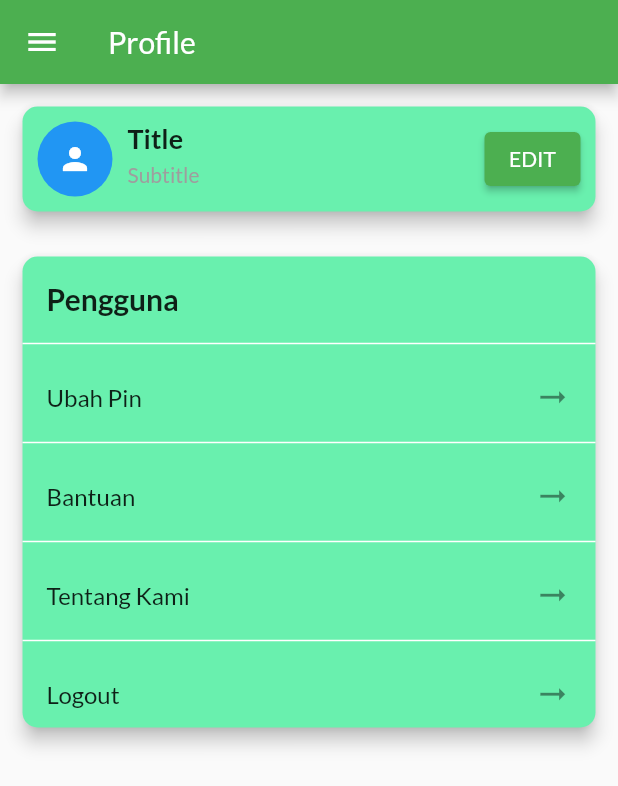
After one commit to IrvanWijayaSardam/CashFlow-App, a Flutter app: the ProfileScreen screen opened by its route, on a phone screen of 412 x 824 dp. The commit adds this screen. Shown: the top 786 px of the screen. Run offline on Flutter 3.47's test engine with Material 2 defaults, Android fonts, the phone set to English and light mode, and no system bars.

Commit message:
Profile Layout

```diff
--- a/lib/main.dart
+++ b/lib/main.dart
@@ -5,6 +5,7 @@ import './screens/auth_screen.dart';
 import './screens/user_transaction_screen.dart';
 import './screens/home_screen.dart';
 import './screens/edit_transaction_screen.dart';
+import './screens/profile_screen.dart';
 
 
 import './providers/auth.dart';
@@ -40,6 +41,7 @@ class MyApp extends StatelessWidget {
             HomeScreen.routeName: (ctx) => HomeScreen(),
             UserTransactionsScreen.routeName : (ctx) => UserTransactionsScreen(),
             EditTransactionScreen.routeName : (ctx) => EditTransactionScreen(),
+            ProfileScreen.routeName : (ctx) => ProfileScreen(),
           },
         ),
       ),
--- a/lib/screens/edit_transaction_screen.dart
+++ b/lib/screens/edit_transaction_screen.dart
@@ -82,8 +82,31 @@ class _EditTransactionScreenState extends State<EditTransactionScreen> {
       _isLoading = true;
     });
     if (_editedTrx.id != null) {
+      try {
         await Provider.of<Transactions>(context, listen: false)
             .updateTransaction(_editedTrx.id, _editedTrx);
+      } catch (error) {
+        await showDialog<Null>(
+          context: context,
+          builder: (ctx) => AlertDialog(
+            title: Text('An error occured!'),
+            content: Text('Oops, Terjadi Kesalahan Silahkan Periksa Lagi !'),
+            actions: <Widget>[
+              ElevatedButton(
+                child: Text('Okay'),
+                onPressed: () {
+                  Navigator.of(ctx).pop();
+                },
+              )
+            ],
+          ),
+        );
+      } finally {
+        setState(() {
+          _isLoading = false;
+        });
+        Navigator.of(context).pop();
+      }
     } else {
       try {
         print('Masuk Create');
@@ -115,10 +138,6 @@ class _EditTransactionScreenState extends State<EditTransactionScreen> {
         Navigator.of(context).pop();
       }
     }
-    setState(() {
-      _isLoading = false;
-      Navigator.of(context).pop();
-    });
   }
 
   @override
--- /dev/null
+++ b/lib/screens/profile_screen.dart
@@ -0,0 +1,173 @@
+import 'package:flutter/material.dart';
+import 'package:provider/provider.dart';
+
+import '../providers/auth.dart';
+
+import '../widgets/app_drawer.dart';
+
+class ProfileScreen extends StatefulWidget {
+  static const routeName = '/profile-screen';
+
+  @override
+  State<ProfileScreen> createState() => _ProfileScreenState();
+}
+
+class _ProfileScreenState extends State<ProfileScreen> {
+  @override
+  Widget build(BuildContext context) {
+    return Scaffold(
+      appBar: AppBar(
+        title: Text('Profile'),
+      ),
+      drawer: Consumer<Auth>(
+          builder: (ctx, auth, _) => AppDrawer(
+                drawerTitle: auth.name ?? '',
+              )),
+      body: Column(
+        children: [
+          Container(
+            height: 100,
+            child: Card(
+              color: Colors.greenAccent,
+              elevation: 5,
+              shape: RoundedRectangleBorder(
+                borderRadius: BorderRadius.circular(10.0),
+              ),
+              margin: EdgeInsets.all(15.0),
+              child: Padding(
+                padding: EdgeInsets.all(10.0),
+                child: Row(
+                  children: [
+                    Column(
+                      children: [
+                        Container(
+                          width: 50,
+                          height: 50,
+                          decoration: BoxDecoration(
+                            shape: BoxShape.circle,
+                            color: Colors.blue,
+                          ),
+                          // Replace the placeholder image with your own image
+                          child: Icon(Icons.person, color: Colors.white),
+                        ),
+                      ],
+                    ),
+                    SizedBox(width: 10),
+                    Expanded(
+                      child: Column(
+                        crossAxisAlignment: CrossAxisAlignment.start,
+                        children: [
+                          Text(
+                            'Title',
+                            style: TextStyle(
+                              fontWeight: FontWeight.bold,
+                              fontSize: 18.0,
+                            ),
+                          ),
+                          SizedBox(height: 5),
+                          Text(
+                            'Subtitle',
+                            style: TextStyle(
+                              fontSize: 14.0,
+                              color: Colors.grey,
+                            ),
+                          ),
+                        ],
+                      ),
+                    ),
+                    SizedBox(width: 10),
+                    ElevatedButton(
+                      onPressed: () {
+                        // Button onPressed code
+                      },
+                      child: Text('EDIT'),
+                    ),
+                  ],
+                ),
+              ),
+            ),
+          ),
+          Card(
+            color: Colors.greenAccent,
+            elevation: 5,
+            shape: RoundedRectangleBorder(
+              borderRadius: BorderRadius.circular(10.0),
+            ),
+            margin: EdgeInsets.all(15.0),
+            child: Column(
+              children: [
+                Container(
+                  height: 50, // Set the desired height for the ListTile
+                  child: Align(
+                    alignment: Alignment.center,
+                    child: ListTile(
+                      title: Text('Pengguna',
+                          style: TextStyle(
+                              fontSize: 20.0, fontWeight: FontWeight.bold)),
+                    ),
+                  ),
+                ),
+                Divider(
+                  color: Colors.white,
+                  thickness: 1,
+                ),
+                Container(
+                  height: 50, // Set the desired height for the ListTile
+                  child: Align(
+                    alignment: Alignment.center,
+                    child: ListTile(
+                      title: Text('Ubah Pin'),
+                      trailing: Icon(Icons.arrow_right_alt_outlined, size: 25),
+                    ),
+                  ),
+                ),
+                Divider(
+                  color: Colors.white,
+                  thickness: 1,
+                ),
+                Container(
+                  height: 50, // Set the desired height for the ListTile
+                  child: Align(
+                    alignment: Alignment.center,
+                    child: ListTile(
+                      title: Text('Bantuan'),
+                      trailing: Icon(Icons.arrow_right_alt_outlined, size: 25),
+                    ),
+                  ),
+                ),
+                Divider(
+                  color: Colors.white,
+                  thickness: 1,
+                ),
+                Container(
+                  height: 50, // Set the desired height for the ListTile
+                  child: Align(
+                    alignment: Alignment.center,
+                    child: ListTile(
+                      title: Text('Tentang Kami'),
+                      trailing: Icon(Icons.arrow_right_alt_outlined, size: 25),
+                    ),
+                  ),
+                ),
+                Divider(
+                  color: Colors.white,
+                  thickness: 1,
+                ),
+                Container(
+                  height: 50, // Set the desired height for the ListTile
+                  child: Align(
+                    alignment: Alignment.center,
+                    child: ListTile(
+                      title: Text('Logout'),
+                      trailing: Icon(Icons.arrow_right_alt_outlined, size: 25),
+                    ),
+                  ),
+                ),
+              ],
+            ),
+          ),
+        ],
+      ),
+    );
+  }
+}
--- a/lib/widgets/app_drawer.dart
+++ b/lib/widgets/app_drawer.dart
@@ -3,6 +3,8 @@ import 'package:flutter/material.dart';
 
 import '../screens/home_screen.dart';
 import '../screens/edit_transaction_screen.dart';
+import '../screens/profile_screen.dart';
+
 
 class AppDrawer extends StatelessWidget {
   final String drawerTitle;
@@ -55,7 +57,7 @@ class AppDrawer extends StatelessWidget {
             leading: Icon(Icons.person),
             title: Text('Manage Profile'),
             onTap: () {
-              // Navigator.of(context).pushReplacementNamed(UserProductsScreen.routeName);
+              Navigator.of(context).pushReplacementNamed(ProfileScreen.routeName);
             },
           ),
           Divider(),
--- a/lib/widgets/transactions_item.dart
+++ b/lib/widgets/transactions_item.dart
@@ -29,11 +29,17 @@ class TransactionItem extends StatelessWidget {
                       fontWeight: FontWeight.bold,
                     ),
                   ),
-                  Text(
-                    transaction.description,
-                    style: TextStyle(
-                      fontWeight: FontWeight.bold,
-                      fontSize: 18.0,
+                  Container(
+                    width: 185, // Set the desired width
+                    child: Text(
+                      transaction.description,
+                      style: TextStyle(
+                        fontWeight: FontWeight.bold,
+                        fontSize: 18.0,
+                      ),
+                      overflow: TextOverflow.ellipsis,
+                      maxLines: 1,
+                      textAlign: TextAlign.right,
                     ),
                   ),
                 ],
@@ -51,7 +57,9 @@ class TransactionItem extends StatelessWidget {
                   SizedBox(height: 8.0),
                   Expanded(
                     child: Text(
-                      transaction.transactionType.toString() == "1" ? " Uang Masuk +${Utils.formatCurrency(transaction.transactionValue)}" : "Uang Keluar -${Utils.formatCurrency(transaction.transactionValue)}",
+                      transaction.transactionType.toString() == "1"
+                          ? " Uang Masuk +${Utils.formatCurrency(transaction.transactionValue)}"
+                          : "Uang Keluar -${Utils.formatCurrency(transaction.transactionValue)}",
                       textAlign: TextAlign.end,
                       style: TextStyle(
                         fontWeight: FontWeight.bold,
```
